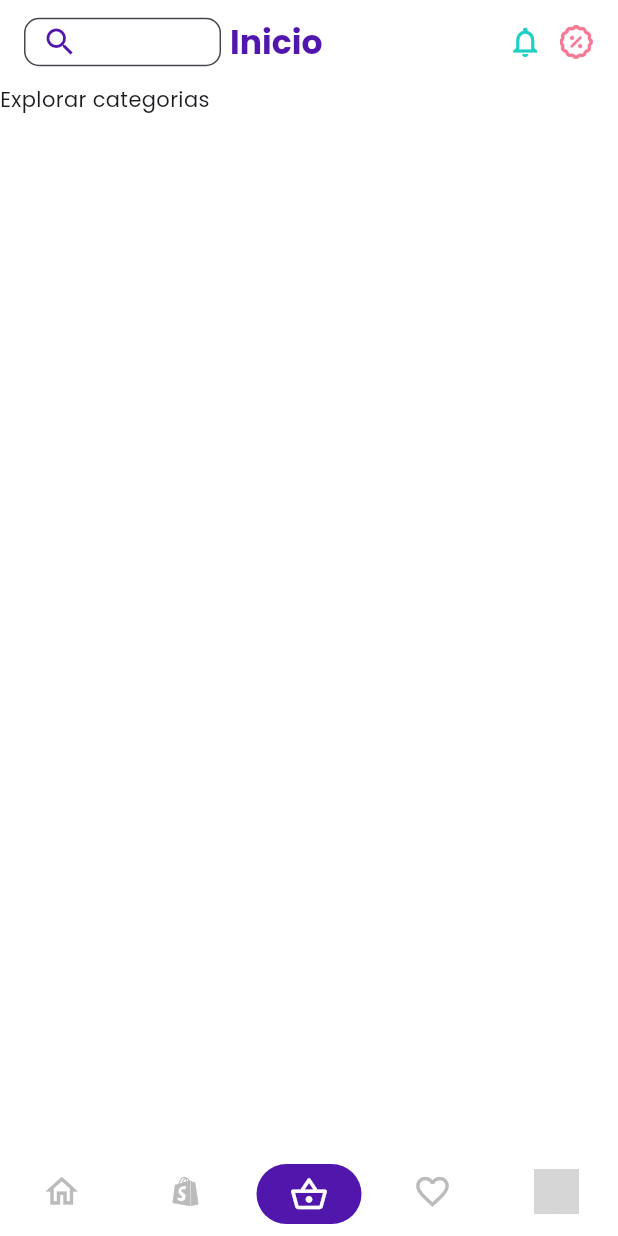
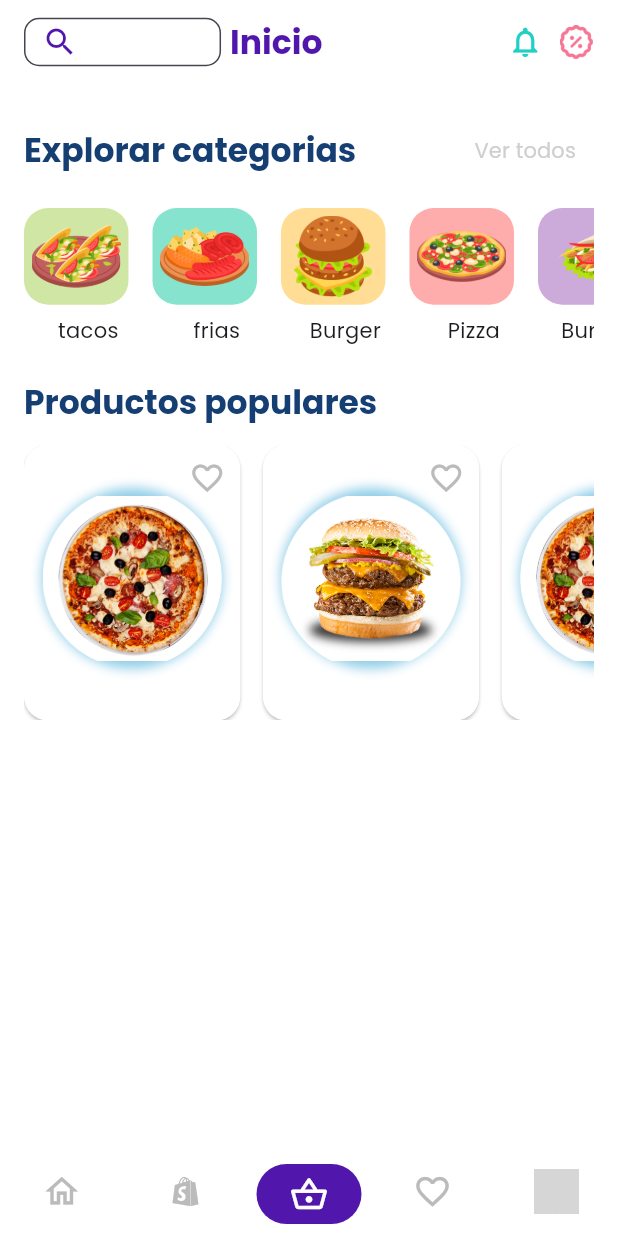
Before and after one commit to abdelrhmanMohamed-svg/delivery_app, a Flutter app: the screen it shows after launch, on a phone screen of 412 x 824 dp. Run offline on Flutter 3.47's test engine with Material 3 defaults, Android fonts, the phone set to English and light mode, and no system bars; drawn by our look-alikes of persistent_bottom_nav_bar_v2; grey boxes are pictures that could not be loaded.

Commit message:
add categoryList and products details list

```diff
--- /dev/null
+++ b/lib/models/product_model.dart
@@ -0,0 +1,47 @@
+class ProductModel {
+  final String productId;
+  final String name;
+  final String description;
+  final double price;
+  final String imageUrl;
+  final bool isFavorite;
+  ProductModel({
+    required this.productId,
+    required this.name,
+    required this.description,
+    required this.price,
+    required this.imageUrl,
+    this.isFavorite = false,
+  });
+}
+
+final List<ProductModel> dummyProducts = [
+  ProductModel(
+    productId: "p1",
+    name: "Pizza Clásica",
+    description: "Salsa clásica de la casa",
+    price: 12.58,
+    imageUrl: "assets/images/product/pizza_p.png",
+  ),
+  ProductModel(
+    productId: "p2",
+    name: "Hamburguesa mix",
+    description: "Doble carne con queso",
+    price: 12.58,
+    imageUrl: "assets/images/product/burger_p.png",
+  ),
+  ProductModel(
+    productId: "p1",
+    name: "Pizza Clásica",
+    description: "Salsa clásica de la casa",
+    price: 12.58,
+    imageUrl: "assets/images/product/pizza_p.png",
+  ),
+  ProductModel(
+    productId: "p2",
+    name: "Hamburguesa mix",
+    description: "Doble carne con queso",
+    price: 12.58,
+    imageUrl: "assets/images/product/burger_p.png",
+  ),
+];
--- a/lib/root.dart
+++ b/lib/root.dart
@@ -118,10 +118,12 @@ class Root extends StatelessWidget {
           ],
         ),
       ),
-      body: PersistentTabView(
-        tabs: _tabs(),
-        navBarBuilder: (navBarConfig) =>
-            Style15BottomNavBar(navBarConfig: navBarConfig),
+      body: SafeArea(
+        child: PersistentTabView(
+          tabs: _tabs(),
+          navBarBuilder: (navBarConfig) =>
+              Style15BottomNavBar(navBarConfig: navBarConfig),
+        ),
       ),
     );
   }
--- a/lib/utils/theme/app_colors.dart
+++ b/lib/utils/theme/app_colors.dart
@@ -10,4 +10,6 @@ class AppColors {
   static const Color notificationIconColor = Color(0xff20D0C4);
   static const Color settingsIconColor = Color(0xffF02756);
   static const Color headlineTitle = Color(0xff153E73);
+  static const Color gray = Color(0xffCFCFCF);
+  static const Color shadowColor = Color(0xff209BD0);
 }
--- a/lib/views/pages/home_page.dart
+++ b/lib/views/pages/home_page.dart
@@ -1,3 +1,8 @@
+import 'package:delivery_app/models/category_model.dart';
+import 'package:delivery_app/models/product_model.dart';
+import 'package:delivery_app/utils/app_size.dart';
+import 'package:delivery_app/utils/theme/app_colors.dart';
+import 'package:delivery_app/views/widgets/head_line_title.dart';
 import 'package:flutter/material.dart';
 
 class HomePage extends StatelessWidget {
@@ -5,10 +10,128 @@ class HomePage extends StatelessWidget {
 
   @override
   Widget build(BuildContext context) {
-    return Column(
-      children: [
-        Row(children: [Text("Explorar categorias")]),
-      ],
+    return Padding(
+      padding: const EdgeInsets.symmetric(horizontal: 16.0, vertical: 20.0),
+      child: Column(
+        children: [
+          HeadLineTitle(title: "Explorar categorias", showActionText: true),
+
+          SizedBox(height: AppSize.h(16)),
+          SizedBox(
+            height: AppSize.h(100),
+            child: ListView.builder(
+              padding: EdgeInsets.zero,
+              shrinkWrap: true,
+              scrollDirection: Axis.horizontal,
+              itemCount: dummyCategories.length,
+              itemBuilder: (_, index) {
+                final category = dummyCategories[index];
+                return Column(
+                  crossAxisAlignment: CrossAxisAlignment.center,
+                  children: [
+                    Container(
+                      margin: const EdgeInsets.only(right: 16.0),
+                      padding: EdgeInsets.all(5),
+                      height: AppSize.h(70),
+                      width: AppSize.w(70),
+                      decoration: BoxDecoration(
+                        color: category.bgColor,
+                        borderRadius: BorderRadius.circular(16.0),
+                      ),
+                      child: Image.asset(
+                        category.imagePath,
+                        fit: BoxFit.contain,
+                        height: AppSize.h(40),
+                        width: AppSize.w(40),
+                      ),
+                    ),
+                    SizedBox(height: AppSize.h(8)),
+                    Text(
+                      category.title,
+                      style: Theme.of(context).textTheme.bodyMedium,
+                    ),
+                  ],
+                );
+              },
+            ),
+          ),
+          SizedBox(height: AppSize.h(25)),
+
+          HeadLineTitle(title: "Productos populares"),
+          SizedBox(height: AppSize.h(16)),
+          SizedBox(
+            height: AppSize.h(200),
+            child: ListView.builder(
+              padding: EdgeInsets.zero,
+              shrinkWrap: true,
+              scrollDirection: Axis.horizontal,
+              itemCount: dummyProducts.length,
+
+              itemBuilder: (context, index) {
+                final product = dummyProducts[index];
+                return SizedBox(
+                  width: AppSize.w(160),
+
+                  child: Card(
+                    color: AppColors.white,
+
+                    margin: const EdgeInsets.only(right: 15.0),
+                    shape: RoundedRectangleBorder(
+                      borderRadius: BorderRadius.circular(16.0),
+                    ),
+                    child: Column(
+                      children: [
+                        Padding(
+                          padding: const EdgeInsets.only(
+                            right: 10.0,
+                            top: 10.0,
+                          ),
+                          child: Align(
+                            alignment: Alignment.topRight,
+                            child: Icon(
+                              Icons.favorite_border,
+                              color: AppColors.inActiveNavIconColor,
+                            ),
+                          ),
+                        ),
+                        Stack(
+                          children: [
+                            Container(
+                              height: AppSize.h(120),
+                              width: AppSize.w(120),
+                              decoration: BoxDecoration(
+                                shape: BoxShape.circle,
+                                boxShadow: [
+                                  BoxShadow(
+                                    color: AppColors.shadowColor.withOpacity(
+                                      0.5,
+                                    ),
+                                    blurRadius: 6,
+                                    spreadRadius: 5,
+                                  ),
+                                ],
+                              ),
+                            ),
+                            ClipRRect(
+                              borderRadius: BorderRadius.circular(16.0),
+                              child: Image.asset(
+                                product.imageUrl,
+                                height: AppSize.h(120),
+                                width: AppSize.w(120),
+                                fit: BoxFit.cover,
+                              ),
+                            ),
+                          ],
+                        ),
+                      ],
+                    ),
+                  ),
+                );
+              },
+            ),
+          ),
+        ],
+      ),
     );
   }
 }
--- /dev/null
+++ b/lib/views/widgets/head_line_title.dart
@@ -0,0 +1,38 @@
+import 'package:delivery_app/utils/theme/app_colors.dart';
+import 'package:flutter/material.dart';
+
+class HeadLineTitle extends StatelessWidget {
+  const HeadLineTitle({
+    super.key,
+    required this.title,
+    this.showActionText = false,
+  });
+  final String title;
+  final bool showActionText;
+
+  @override
+  Widget build(BuildContext context) {
+    return Row(
+      mainAxisAlignment: MainAxisAlignment.spaceBetween,
+      children: [
+        Text(
+          title,
+          style: Theme.of(context).textTheme.titleLarge!.copyWith(
+            color: AppColors.headlineTitle,
+            fontWeight: FontWeight.w600,
+          ),
+        ),
+        if (showActionText)
+        TextButton(
+          onPressed: () {},
+          child: Text(
+            "Ver todos",
+            style: Theme.of(
+              context,
+            ).textTheme.titleSmall!.copyWith(color: AppColors.gray),
+          ),
+        ),
+      ],
+    );
+  }
+}
--- a/pubspec.yaml
+++ b/pubspec.yaml
@@ -24,6 +24,7 @@ flutter:
 
   assets:
     - assets/images/
+    - assets/images/product/
     - assets/images/category/
 
   fonts:
```
Also changed, not shown: assets/images/product/burger_p.png (added), assets/images/product/pizza_p.png (added).
